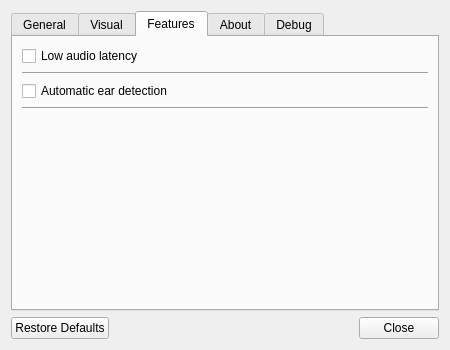
Qt form Source/Gui/SettingsWindow.ui (SpriteOvO/AirPodsDesktop) before a commit.
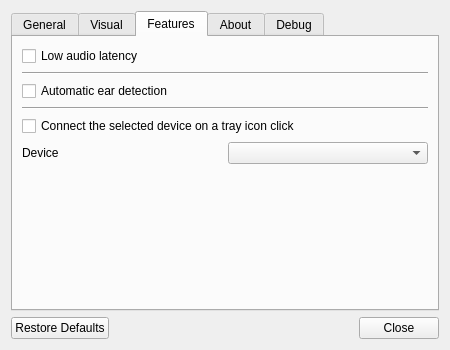
The same form after that commit. The open tabs and pages were chosen to show the change. Icons and pictures are not drawn.

Commit message: fix: make the tray and settings behaviour explain itself

Diff of the .ui file:
```diff
--- a/Source/Gui/SettingsWindow.ui
+++ b/Source/Gui/SettingsWindow.ui
@@ -132,26 +132,7 @@
            <height>185</height>
           </size>
          </property>
-         </spacer>
-       </item>
-       <item row="5" column="0">
-        <widget class="QGroupBox" name="gbTrayQuickConnect">
-         <property name="title">
-          <string>Tray quick connect</string>
-         </property>
-         <layout class="QVBoxLayout" name="verticalLayoutQuickConnect">
-          <item>
-           <widget class="QCheckBox" name="cbTrayQuickConnectEnabled">
-            <property name="text">
-             <string>Connect selected Bluetooth audio device on left click</string>
-            </property>
-           </widget>
-          </item>
-          <item>
-           <widget class="QComboBox" name="cbTrayQuickConnectDevice"/>
-          </item>
-         </layout>
-        </widget>
+        </spacer>
        </item>
        <item row="1" column="0">
         <layout class="QHBoxLayout" name="horizontalLayout">
@@ -256,6 +237,54 @@
         </widget>
        </item>
        <item row="4" column="0">
+        <layout class="QHBoxLayout" name="horizontalLayoutQuickConnect">
+         <item>
+          <widget class="QCheckBox" name="cbTrayQuickConnectEnabled">
+           <property name="text">
+            <string>Connect the selected device on a tray icon click</string>
+           </property>
+          </widget>
+         </item>
+         <item>
+          <layout class="QHBoxLayout" name="hlTipTrayQuickConnect"/>
+         </item>
+         <item>
+          <spacer name="horizontalSpacer_3">
+           <property name="orientation">
+            <enum>Qt::Horizontal</enum>
+           </property>
+           <property name="sizeHint" stdset="0">
+            <size>
+             <width>40</width>
+             <height>20</height>
+            </size>
+           </property>
+          </spacer>
+         </item>
+        </layout>
+       </item>
+       <item row="5" column="0">
+        <layout class="QHBoxLayout" name="horizontalLayoutQuickConnectDevice">
+         <item>
+          <widget class="QLabel" name="lbTrayQuickConnectDevice">
+           <property name="text">
+            <string>Device</string>
+           </property>
+           <property name="buddy">
+            <cstring>cbTrayQuickConnectDevice</cstring>
+           </property>
+          </widget>
+         </item>
+         <item>
+          <widget class="QComboBox" name="cbTrayQuickConnectDevice">
+           <property name="toolTip">
+            <string>The paired Bluetooth audio device a tray icon click connects.</string>
+           </property>
+          </widget>
+         </item>
+        </layout>
+       </item>
+       <item row="6" column="0">
         <spacer name="verticalSpacer_2">
          <property name="orientation">
           <enum>Qt::Vertical</enum>
```
Left out of the diff: 2 changed lines with no effect on the pictures. The commit also changes 5 other files.
